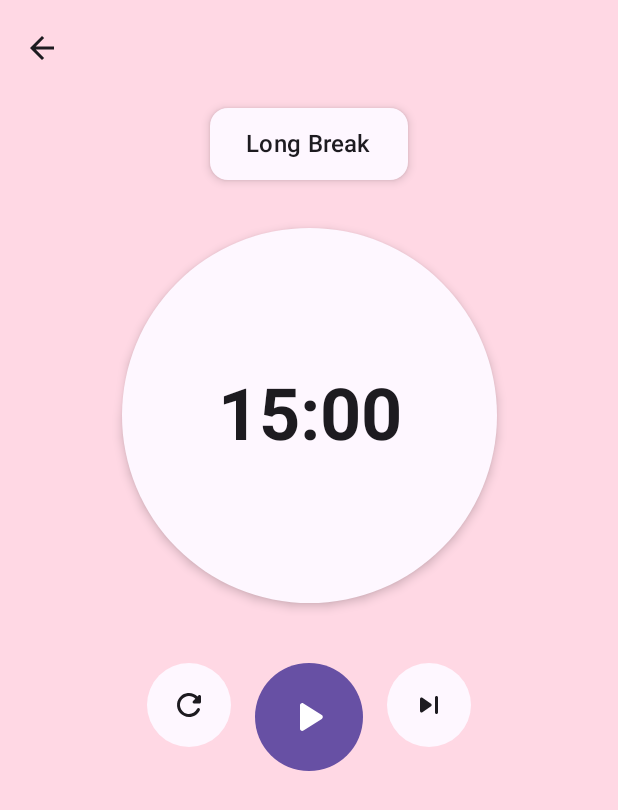
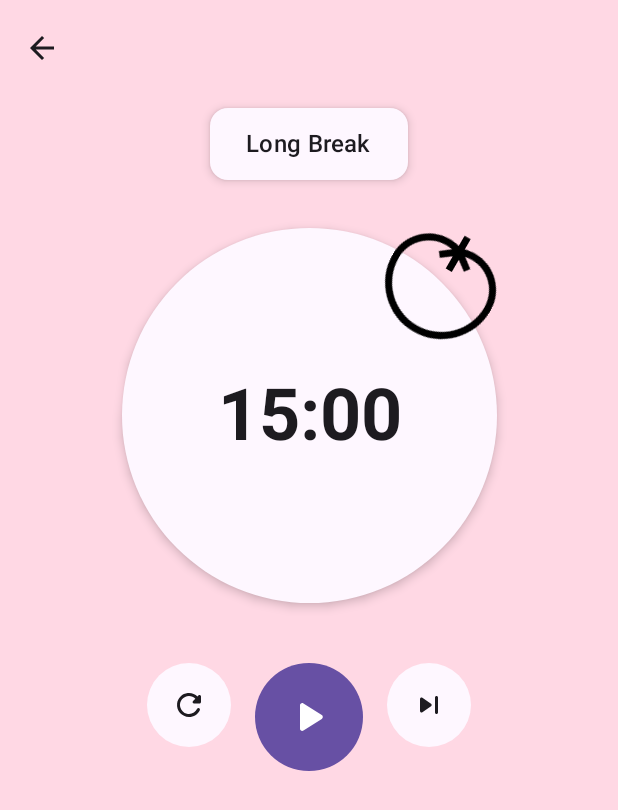
Before and after one commit to kezc/FocusFuel, an Android app built with Jetpack Compose: the @Preview function PreviewPomodoroLongBreak, on a phone screen of 412 x 824 dp. Shown: the top 810 px of the screen. Run offline under Robolectric (Android 15) with nearby library versions, the phone set to English and light mode, and no system bars; our stand-ins replace Compose Multiplatform resources; libraries missing offline, so code that uses them is left out: co.touchlab.kermit, com.slack.circuit, me.tatarka.inject, software.amazon.lastmile.

Commit message:
Add tomato icon on pomodoro timer screen

```diff
--- a/composeApp/src/commonMain/kotlin/pl/wojtek/focusfuel/features/pomodoro/PomodoroScreen.kt
+++ b/composeApp/src/commonMain/kotlin/pl/wojtek/focusfuel/features/pomodoro/PomodoroScreen.kt
@@ -1,5 +1,6 @@
 package pl.wojtek.focusfuel.features.pomodoro
 
+import androidx.compose.foundation.Image
 import androidx.compose.foundation.layout.Arrangement
 import androidx.compose.foundation.layout.Box
 import androidx.compose.foundation.layout.Column
@@ -30,6 +31,8 @@ import androidx.compose.material3.TopAppBarDefaults
 import androidx.compose.runtime.Composable
 import androidx.compose.ui.Alignment
 import androidx.compose.ui.Modifier
+import androidx.compose.ui.draw.rotate
+import androidx.compose.ui.graphics.graphicsLayer
 import androidx.compose.ui.text.font.FontWeight
 import androidx.compose.ui.unit.dp
 import androidx.compose.ui.unit.sp
@@ -37,12 +40,15 @@ import com.slack.circuit.codegen.annotations.CircuitInject
 import com.slack.circuit.runtime.screen.Screen
 import com.slack.circuit.runtime.ui.Ui
 import focusfuel.composeapp.generated.resources.Res
+import focusfuel.composeapp.generated.resources.ic_tomato
 import focusfuel.composeapp.generated.resources.pomodoro_focus_time
 import focusfuel.composeapp.generated.resources.pomodoro_long_break
 import focusfuel.composeapp.generated.resources.pomodoro_reset_button_description
 import focusfuel.composeapp.generated.resources.pomodoro_short_break
 import focusfuel.composeapp.generated.resources.pomodoro_skip_button_description
+import org.jetbrains.compose.resources.painterResource
 import org.jetbrains.compose.resources.stringResource
+import org.jetbrains.compose.resources.vectorResource
 import org.jetbrains.compose.ui.tooling.preview.Preview
 import pl.wojtek.focusfuel.ui.AppCloseIcon
 import pl.wojtek.focusfuel.util.parcelize.CommonParcelize
@@ -118,6 +124,7 @@ private fun PhaseIndicator(phase: PomodoroPhase) {
 
 @Composable
 private fun TimerDisplay(time: String) {
+    Box {
         Card(
             modifier = Modifier
                 .size(250.dp),
@@ -138,6 +145,12 @@ private fun TimerDisplay(time: String) {
                     color = MaterialTheme.colorScheme.onSurface
                 )
             }
+        }
+        Image(
+            imageVector = vectorResource(Res.drawable.ic_tomato),
+            contentDescription = null,
+            modifier = Modifier.size(75.dp).rotate(30f).align(Alignment.TopEnd)
+        )
     }
 }
 
```
Lines whose indentation alone changed are shown as unchanged.
